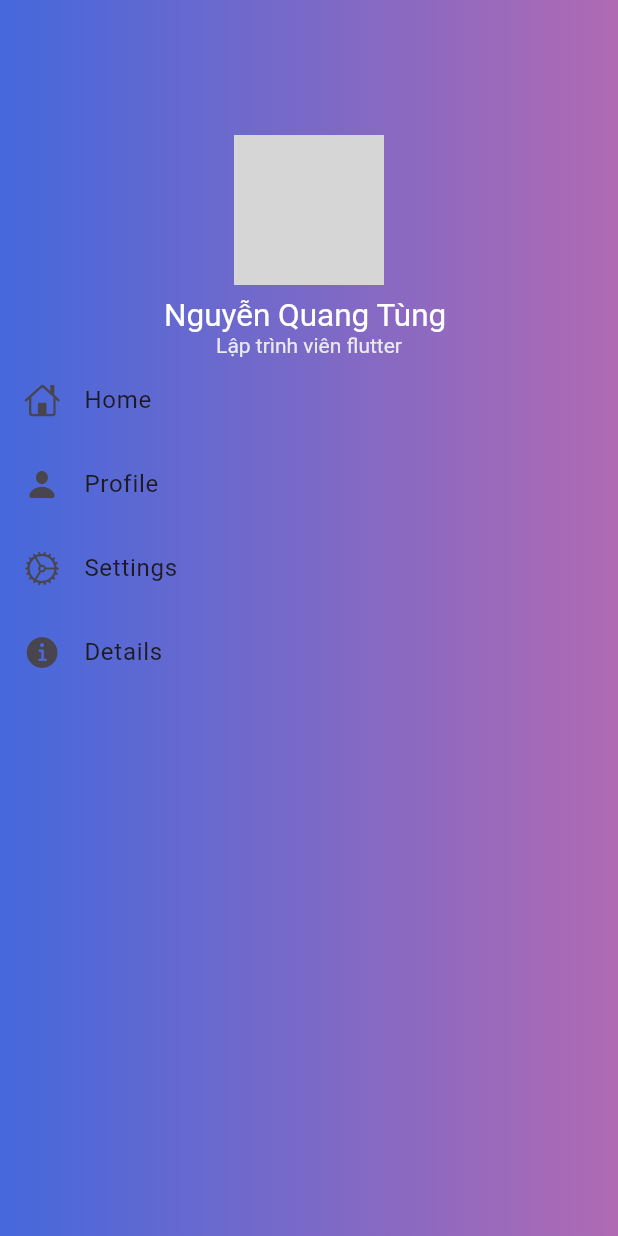
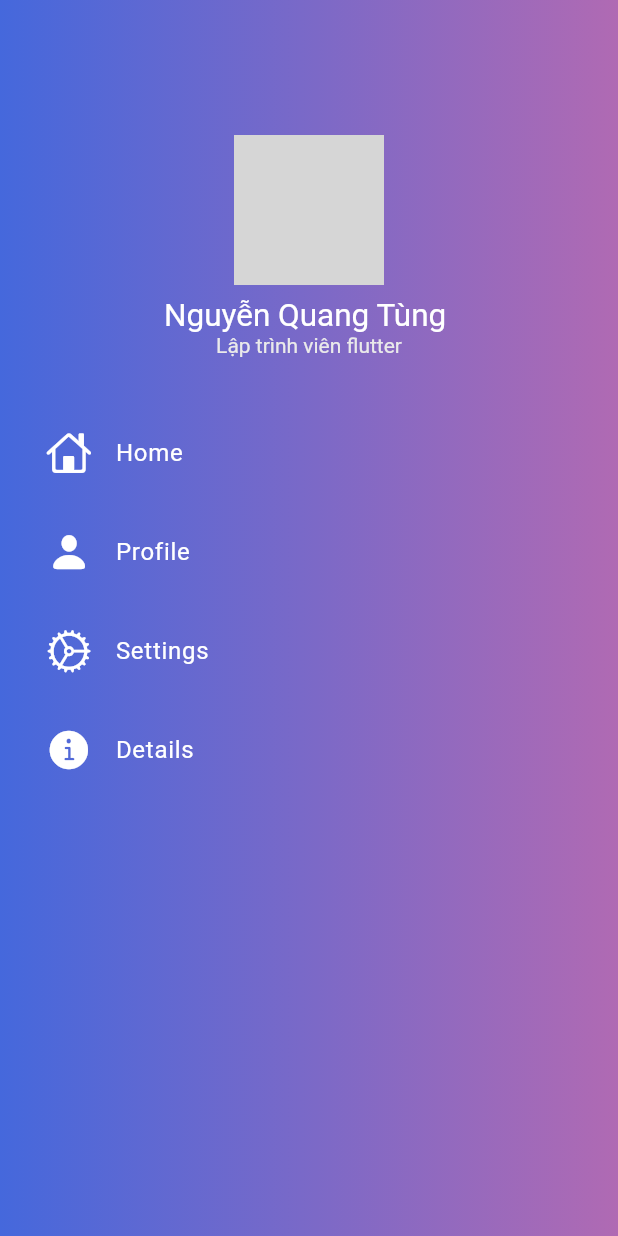
Before and after one commit to nguyenquangtung004/AppToDo, a Flutter app: the CustomDrawer widget shown alone on an empty page, opened directly, on a phone screen of 412 x 824 dp. Run offline on Flutter 3.47's test engine with Material 3 defaults, Android fonts, the phone set to English and light mode, and no system bars; our stand-ins replace animate_do, flutter_slider_drawer, hive, hive_flutter, lottie; accounts and stored records are empty; network calls fail; grey boxes are pictures that could not be loaded.

Commit message:
Đã thêm logic nút bấm của drawer và test

```diff
--- a/lib/views/home/components/slider_drawer.dart
+++ b/lib/views/home/components/slider_drawer.dart
@@ -1,3 +1,5 @@
+import 'dart:math';
+
 import 'package:app_to_do/extensions/space_exs.dart';
 import 'package:app_to_do/untils/app_colors.dart';
 import 'package:flutter/cupertino.dart';
@@ -29,7 +31,7 @@ class CustomDrawer extends StatelessWidget {
     var textTheme = Theme.of(context).textTheme;
     return Container(
       padding: EdgeInsets.symmetric(vertical: 90),
-      decoration: BoxDecoration(
+      decoration: const BoxDecoration(
         gradient: LinearGradient(
             colors: AppColors.primaryGradientColor, //Màu sắc background drawer
             begin: Alignment.bottomLeft,
@@ -37,7 +39,7 @@ class CustomDrawer extends StatelessWidget {
       ),
       child: Column(
         children: [
-          CircleAvatar(
+          const CircleAvatar(
             backgroundImage: NetworkImage(
                 "https://i.pinimg.com/236x/51/91/0b/51910b00a1d1e5594096de8b041040ce.jpg"),
             radius: 50,
@@ -52,15 +54,34 @@ class CustomDrawer extends StatelessWidget {
             style: textTheme.displaySmall,
           ),
           Container(
+            //Khoảng cách từ header Drawer đến các nút bấm home
+            margin: const EdgeInsets.symmetric(
+              vertical: 30,
+              horizontal: 10,
+
+            ),
             width: double.infinity,
             height: 300,
             child: ListView.builder(
               itemCount: icons.length,
               itemBuilder: (BuildContext context, int index) {
-                return Container(
-                  child: ListTile(
-                    leading: Icon(icons[index]),
-                    title: Text(texts[index]),
+                return InkWell(
+                  onTap: () {
+                    print('${texts[index]} Đã Chọn');
+                  },
+                  child: Container(
+                    margin: EdgeInsets.all(5),
+                    child: ListTile(
+                      leading: Icon(
+                        icons[index],
+                        color: Colors.white,
+                        size: 30,
+                      ),
+                      title: Text(
+                        texts[index],
+                        style: TextStyle(color: Colors.white),
+                      ),
+                    ),
                   ),
                 );
               },
```
